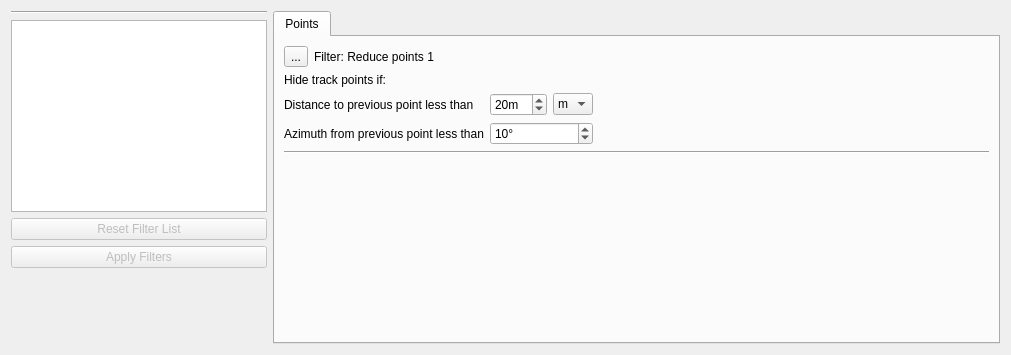
Above: src/ITrackFilterWidget.ui from ntruchsess/QLandkarteGT before the change. Below: the same form after it.
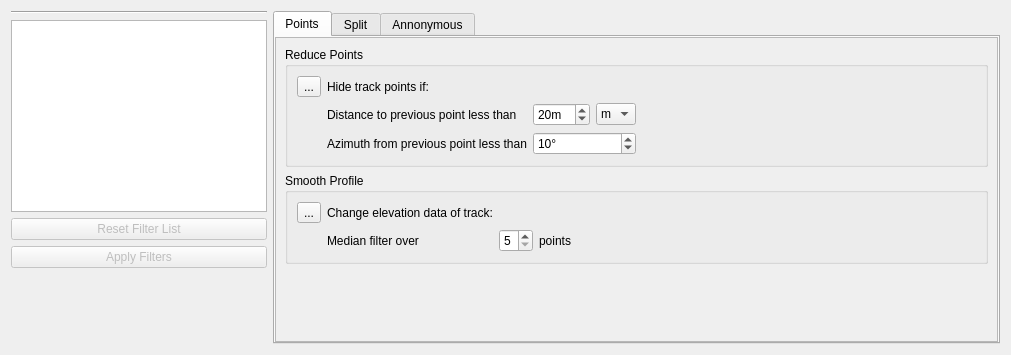
That is the form after the change. Icons and pictures are not drawn.

```diff
--- a/src/ITrackFilterWidget.ui
+++ b/src/ITrackFilterWidget.ui
@@ -96,40 +96,48 @@
        <string>Points</string>
       </attribute>
       <layout class="QVBoxLayout" name="verticalLayout_3">
+       <property name="spacing">
+        <number>0</number>
+       </property>
+       <property name="margin">
+        <number>0</number>
+       </property>
        <item>
+        <widget class="QScrollArea" name="scrollArea">
+         <property name="widgetResizable">
+          <bool>true</bool>
+         </property>
+         <widget class="QWidget" name="scrollAreaWidgetContents">
+          <property name="geometry">
+           <rect>
+            <x>0</x>
+            <y>0</y>
+            <width>727</width>
+            <height>307</height>
+           </rect>
+          </property>
         <layout class="QVBoxLayout" name="verticalLayout_2">
          <item>
-          <layout class="QHBoxLayout" name="horizontalLayout_3">
-           <item>
-            <widget class="QToolButton" name="toolAddHidePoints1">
-             <property name="text">
-              <string>...</string>
+            <widget class="QGroupBox" name="groupReducePoints1">
+             <property name="title">
+              <string>Reduce Points</string>
              </property>
-             <property name="icon">
-              <iconset resource="resources.qrc">
-               <normaloff>:/icons/iconAdd16x16.png</normaloff>:/icons/iconAdd16x16.png</iconset>
-             </property>
-            </widget>
-           </item>
-           <item>
-            <widget class="QLabel" name="label">
-             <property name="text">
-              <string>Filter: Reduce points 1</string>
-             </property>
-            </widget>
-           </item>
-          </layout>
-         </item>
-         <item>
           <layout class="QGridLayout" name="gridLayout">
-           <item row="1" column="0">
+              <item row="0" column="1">
+               <widget class="QLabel" name="label_4">
+                <property name="text">
+                 <string>Hide track points if:</string>
+                </property>
+               </widget>
+              </item>
+              <item row="1" column="1">
             <widget class="QLabel" name="label_2">
              <property name="text">
               <string>Distance to previous point less than</string>
              </property>
             </widget>
            </item>
-           <item row="1" column="1">
+              <item row="1" column="2">
             <layout class="QHBoxLayout" name="horizontalLayout_2">
              <item>
               <widget class="QSpinBox" name="spinDistance1">
@@ -160,14 +168,14 @@
              </item>
             </layout>
            </item>
-           <item row="2" column="0">
+              <item row="2" column="1">
             <widget class="QLabel" name="label_3">
              <property name="text">
               <string>Azimuth from previous point less than</string>
              </property>
             </widget>
            </item>
-           <item row="2" column="1">
+              <item row="2" column="2">
             <widget class="QSpinBox" name="spinAzimuthDelta1">
              <property name="suffix">
               <string>°</string>
@@ -180,7 +188,18 @@
              </property>
             </widget>
            </item>
-           <item row="1" column="2">
+              <item row="0" column="0">
+               <widget class="QToolButton" name="toolAddHidePoints1">
+                <property name="text">
+                 <string>...</string>
+                </property>
+                <property name="icon">
+                 <iconset resource="resources.qrc">
+                  <normaloff>:/icons/iconAdd16x16.png</normaloff>:/icons/iconAdd16x16.png</iconset>
+                </property>
+               </widget>
+              </item>
+              <item row="1" column="3">
             <spacer name="horizontalSpacer">
              <property name="orientation">
               <enum>Qt::Horizontal</enum>
@@ -193,22 +212,74 @@
              </property>
             </spacer>
            </item>
-           <item row="0" column="0">
-            <widget class="QLabel" name="label_4">
-             <property name="text">
-              <string>Hide track points if:</string>
-             </property>
+             </layout>
             </widget>
-           </item>
-          </layout>
-         </item>
-        </layout>
        </item>
        <item>
-        <widget class="Line" name="line_2">
+            <widget class="QGroupBox" name="groupSmoothProfile1">
+             <property name="title">
+              <string>Smooth Profile</string>
+             </property>
+             <layout class="QGridLayout" name="gridLayout_2">
+              <item row="0" column="0">
+               <widget class="QToolButton" name="toolAddSmoothProfile1">
+                <property name="text">
+                 <string>...</string>
+                </property>
+                <property name="icon">
+                 <iconset resource="resources.qrc">
+                  <normaloff>:/icons/iconAdd16x16.png</normaloff>:/icons/iconAdd16x16.png</iconset>
+                </property>
+               </widget>
+              </item>
+              <item row="0" column="1">
+               <widget class="QLabel" name="label">
+                <property name="text">
+                 <string>Change elevation data of track:</string>
+                </property>
+               </widget>
+              </item>
+              <item row="1" column="1">
+               <widget class="QLabel" name="label_5">
+                <property name="text">
+                 <string>Median filter over</string>
+                </property>
+               </widget>
+              </item>
+              <item row="1" column="2">
+               <widget class="QSpinBox" name="spinSmoothProfileTabs1">
+                <property name="minimum">
+                 <number>5</number>
+                </property>
+                <property name="maximum">
+                 <number>9</number>
+                </property>
+                <property name="singleStep">
+                 <number>2</number>
+                </property>
+               </widget>
+              </item>
+              <item row="1" column="3">
+               <widget class="QLabel" name="label_6">
+                <property name="text">
+                 <string>points</string>
+                </property>
+               </widget>
+              </item>
+              <item row="1" column="4">
+               <spacer name="horizontalSpacer_2">
          <property name="orientation">
           <enum>Qt::Horizontal</enum>
          </property>
+                <property name="sizeHint" stdset="0">
+                 <size>
+                  <width>40</width>
+                  <height>20</height>
+                 </size>
+                </property>
+               </spacer>
+              </item>
+             </layout>
         </widget>
        </item>
        <item>
@@ -219,12 +290,34 @@
          <property name="sizeHint" stdset="0">
           <size>
            <width>20</width>
-           <height>207</height>
+               <height>40</height>
           </size>
          </property>
         </spacer>
        </item>
       </layout>
+         </widget>
+        </widget>
+       </item>
+      </layout>
+     </widget>
+     <widget class="QWidget" name="tab_3">
+      <attribute name="icon">
+       <iconset resource="resources.qrc">
+        <normaloff>:/icons/editcut.png</normaloff>:/icons/editcut.png</iconset>
+      </attribute>
+      <attribute name="title">
+       <string>Split</string>
+      </attribute>
+     </widget>
+     <widget class="QWidget" name="tab_2">
+      <attribute name="icon">
+       <iconset resource="resources.qrc">
+        <normaloff>:/icons/cache/Virtual-Cache.png</normaloff>:/icons/cache/Virtual-Cache.png</iconset>
+      </attribute>
+      <attribute name="title">
+       <string>Annonymous</string>
+      </attribute>
      </widget>
     </widget>
    </item>
```
Lines whose indentation alone changed are shown as unchanged.
